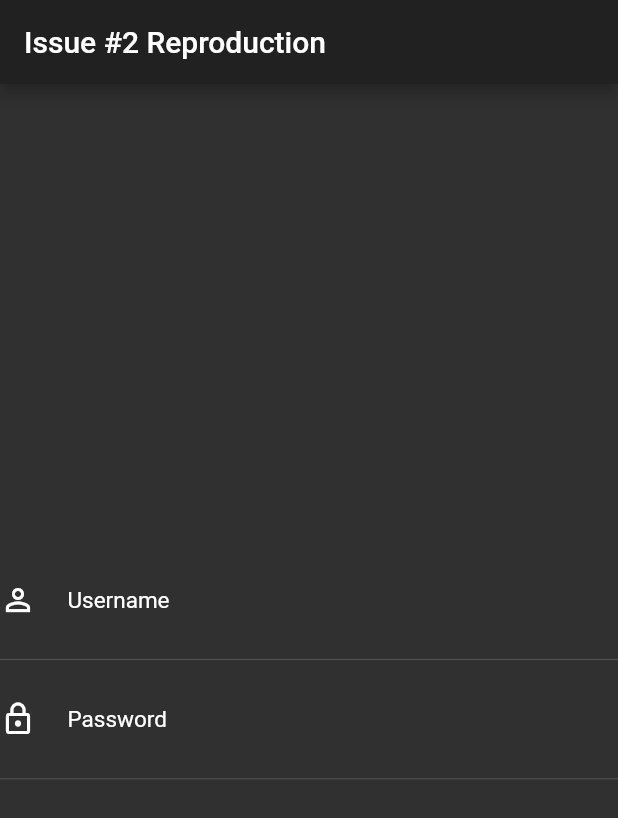
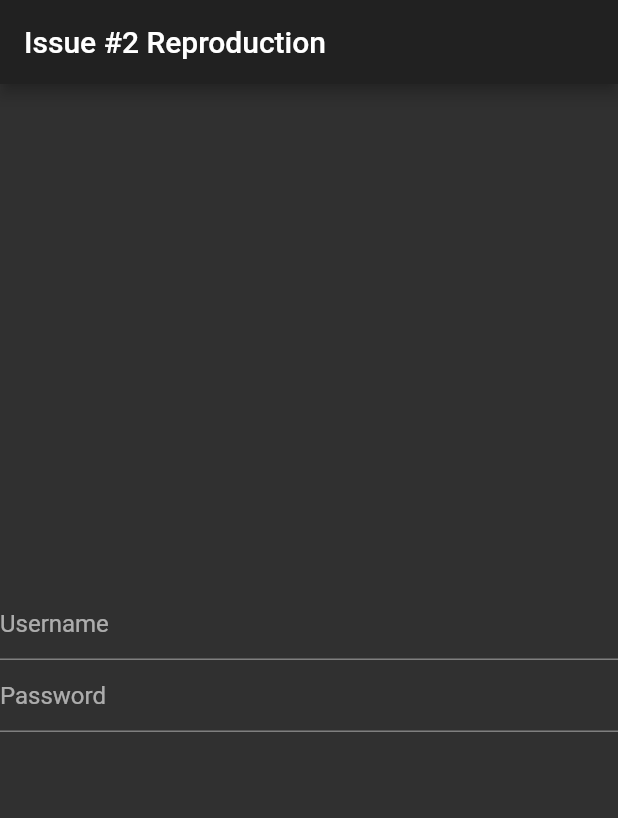
Before and after one commit to agnimurus/timeswap, a Flutter app: the screen it shows after launch, on a phone screen of 412 x 824 dp. Shown: the top 818 px of the screen. Run offline on Flutter 3.47's test engine with Material 2 defaults, Android fonts, the phone set to English and light mode, and no system bars; missing offline and left inert: flutter_driver.

Commit message:
Remove `input_field.dart`
To reduce code-noise and reduce barriers to reproduction

```diff
--- a/lib/input_field.dart
+++ /dev/null
@@ -1,40 +0,0 @@
-import 'package:flutter/material.dart';
-
-class InputFieldArea extends StatelessWidget {
-  final String hint;
-  final bool obscure;
-  final IconData icon;
-
-  InputFieldArea({this.hint, this.obscure, this.icon});
-
-  @override
-  Widget build(BuildContext context) {
-    return (Container(
-      decoration: BoxDecoration(
-        border: Border(
-          bottom: BorderSide(
-            width: 0.5,
-            color: Colors.white24,
-          ),
-        ),
-      ),
-      child: TextFormField(
-        obscureText: obscure,
-        style: const TextStyle(
-          color: Colors.white,
-        ),
-        decoration: InputDecoration(
-          icon: Icon(
-            icon,
-            color: Colors.white,
-          ),
-          border: InputBorder.none,
-          hintText: hint,
-          hintStyle: const TextStyle(color: Colors.white, fontSize: 15.0),
-          contentPadding: const EdgeInsets.only(
-              top: 30.0, right: 30.0, bottom: 30.0, left: 5.0),
-        ),
-      ),
-    ));
-  }
-}
--- a/lib/main.dart
+++ b/lib/main.dart
@@ -1,6 +1,5 @@
 import 'package:flutter/material.dart';
 import 'package:flutter_driver/driver_extension.dart';
-import 'input_field.dart';
 
 void main() {
   // Enable integration testing with the Flutter Driver extension.
@@ -16,7 +15,9 @@ class MyApp extends StatelessWidget {
     return MaterialApp(
       title: 'Flutter Demo',
       theme: ThemeData.dark(),
-      home: MyHomePage(title: "Issue #2 Reproduction",),
+      home: MyHomePage(
+        title: "Issue #2 Reproduction",
+      ),
     );
   }
 }
@@ -45,22 +46,24 @@ class _MyHomePageState extends State<MyHomePage> {
               child: Column(
                 mainAxisAlignment: MainAxisAlignment.spaceAround,
                 children: <Widget>[
-                  InputFieldArea(
-                    hint: "Username",
-                    obscure: false,
-                    icon: Icons.person_outline,
+                  TextFormField(
+                    obscureText: false,
+                    decoration: InputDecoration(
+                      hintText: "Username",
+                    ),
                   ),
-                  InputFieldArea(
-                    hint: "Password",
-                    obscure: true,
-                    icon: Icons.lock_outline,
+                  TextFormField(
+                    obscureText: true,
+                    decoration: InputDecoration(
+                      hintText: "Password",
+                    ),
                   ),
                 ],
               ),
             )
           ],
         ),
-      ),// This trailing comma makes auto-formatting nicer for build methods.
+      ), // This trailing comma makes auto-formatting nicer for build methods.
     );
   }
 }
```
